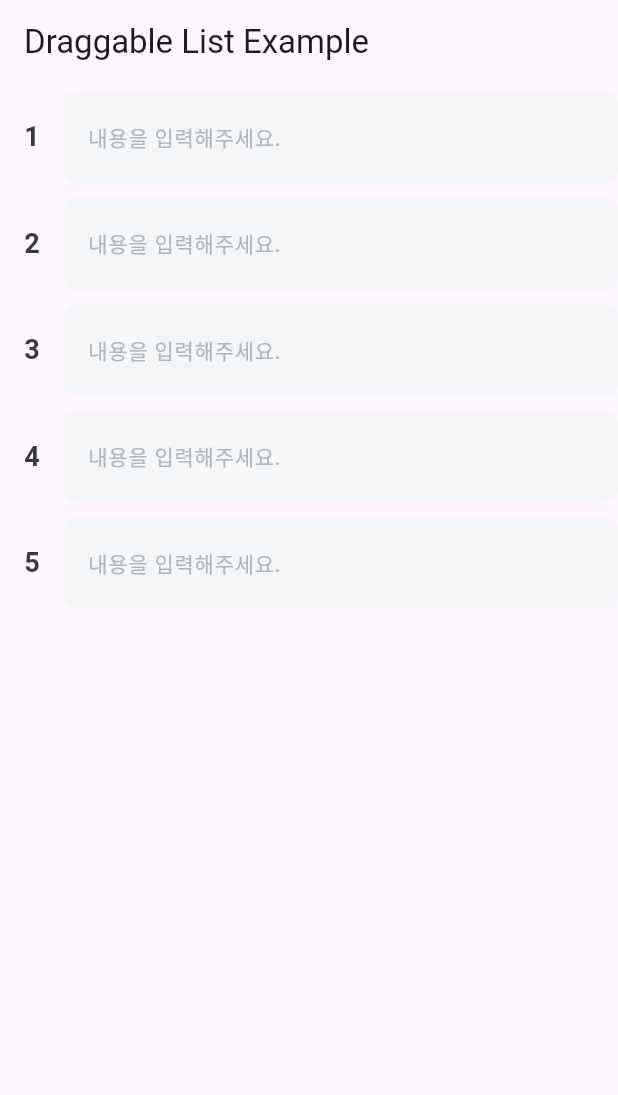
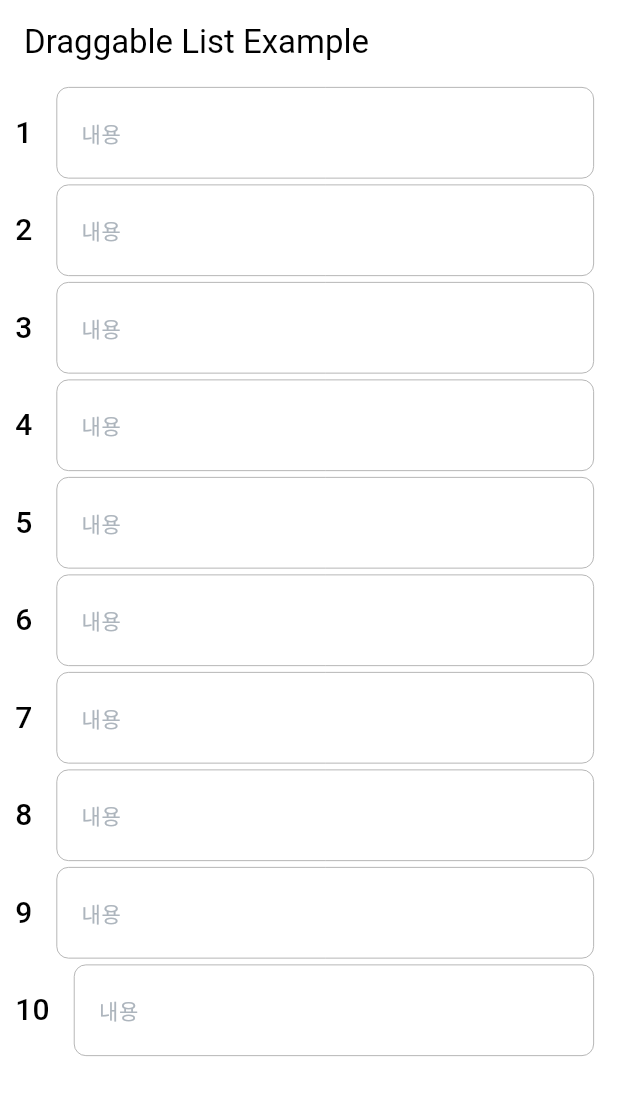
Before and after one commit to irismake/draggable_list, a Flutter app: the screen it shows after launch, on a phone screen of 412 x 824 dp. Shown: the top 1095 px of the screen. Run offline on Flutter 3.47's test engine with Material 3 defaults, Android fonts, the phone set to English and light mode, and no system bars; our stand-ins replace get; Roboto replaces fonts that are missing (Pretendard).

Commit message:
feat : Added list customization function

```diff
--- a/example/lib/main.dart
+++ b/example/lib/main.dart
@@ -1,3 +1,4 @@
+import 'package:draggable_list/state/draggable_list_style.dart';
 import 'package:flutter/material.dart';
 import 'package:draggable_list/draggable_list.dart';
 
@@ -11,6 +12,14 @@ class MyApp extends StatelessWidget {
   @override
   Widget build(BuildContext context) {
     return MaterialApp(
+      theme: ThemeData(
+        scaffoldBackgroundColor: Colors.white,
+        appBarTheme: const AppBarTheme(
+          foregroundColor: Colors.black,
+          backgroundColor: Colors.white,
+          elevation: 0,
+        ),
+      ),
       home: Scaffold(
         appBar: AppBar(title: const Text('Draggable List Example')),
         body: MyDraggableList(),
@@ -28,7 +37,46 @@ class _MyDraggableListState extends State<MyDraggableList> {
   @override
   Widget build(BuildContext context) {
     return DraggableListView(
-      listNum: 5,
+      listNum: 10,
+      style: DraggableListStyle(
+        backgroundColor: Colors.white,
+        borderRadius: BorderRadius.circular(8.0),
+        border: Border.all(
+          color: Colors.grey,
+          width: 0.5,
+          style: BorderStyle.solid,
+        ),
+        contentTextStyle: const TextStyle(
+          decorationThickness: 0,
+          color: Colors.black,
+          fontSize: 14,
+          fontFamily: 'Pretendard',
+          fontWeight: FontWeight.w500,
+          height: 1.43,
+        ),
+        hintTextStyle: const TextStyle(
+          decorationThickness: 0,
+          color: Color(0xffADB5BD),
+          fontSize: 14,
+          fontFamily: 'Pretendard',
+          fontWeight: FontWeight.w500,
+          height: 1.43,
+        ),
+        orderTextStyle: const TextStyle(
+          decorationThickness: 0,
+          color: Colors.black,
+          fontSize: 20,
+          fontFamily: 'Pretendard',
+          fontWeight: FontWeight.w500,
+          height: 1.43,
+        ),
+        hintText: '내용',
+        orderPadding: const EdgeInsets.only(left: 10.0),
+        listPadding:
+            const EdgeInsets.symmetric(vertical: 2.0, horizontal: 16.0),
+        textPadding:
+            const EdgeInsets.symmetric(vertical: 20.0, horizontal: 16.0),
+      ),
     );
   }
 }
--- a/lib/draggable_list.dart
+++ b/lib/draggable_list.dart
@@ -3,15 +3,18 @@ library reorderable_list;
 import 'package:flutter/material.dart';
 import 'package:get/get.dart';
 
+import 'state/draggable_list_style.dart';
 import 'state/list_controller.dart';
 import 'widgets/custom_list.dart';
 
 class DraggableListView extends StatefulWidget {
   final int listNum;
+  final DraggableListStyle style;
 
   const DraggableListView({
     Key? key,
     required this.listNum,
+    this.style = const DraggableListStyle(),
   }) : super(key: key);
 
   @override
@@ -39,6 +42,7 @@ class _DraggableListViewState extends State<DraggableListView> {
             key: ValueKey(index),
             textEditingController: controller.listTextControllers[index],
             index: index,
+            style: widget.style,
           );
         },
         onReorder: (oldIndex, newIndex) {
--- /dev/null
+++ b/lib/state/draggable_list_style.dart
@@ -0,0 +1,46 @@
+import 'package:flutter/material.dart';
+
+class DraggableListStyle {
+  final Color backgroundColor;
+  final BorderRadius? borderRadius;
+  final Border? border;
+  final TextStyle contentTextStyle;
+  final TextStyle hintTextStyle;
+  final TextStyle orderTextStyle;
+  final String hintText;
+  final EdgeInsets listPadding;
+  final EdgeInsets textPadding;
+  final EdgeInsets orderPadding;
+
+  const DraggableListStyle({
+    this.backgroundColor = Colors.white,
+    this.borderRadius,
+    this.border,
+    this.contentTextStyle = const TextStyle(
+      decorationThickness: 0,
+      color: Color(0xff495057),
+      fontSize: 14,
+      fontFamily: 'Pretendard',
+      fontWeight: FontWeight.w500,
+      height: 1.43,
+    ),
+    this.hintTextStyle = const TextStyle(
+      color: Color(0xffADB5BD),
+      fontSize: 14,
+      fontFamily: 'Pretendard',
+      fontWeight: FontWeight.w500,
+      height: 1.43,
+    ),
+    this.orderTextStyle = const TextStyle(
+      color: Colors.black,
+      fontSize: 18,
+      fontFamily: 'Pretendard',
+      fontWeight: FontWeight.w700,
+    ),
+    this.hintText = '내용을 입력해주세요',
+    this.listPadding = const EdgeInsets.symmetric(vertical: 2.0),
+    this.textPadding =
+        const EdgeInsets.symmetric(horizontal: 10.0, vertical: 20.0),
+    this.orderPadding = const EdgeInsets.all(16.0),
+  });
+}
--- a/lib/widgets/custom_list.dart
+++ b/lib/widgets/custom_list.dart
@@ -1,48 +1,109 @@
 import 'package:flutter/material.dart';
 
 import '../custom_drag_listener.dart';
-import 'list_widget.dart';
+import '../state/draggable_list_style.dart';
 
-class CustomList extends StatelessWidget {
+class CustomList extends StatefulWidget {
   final int index;
   final TextEditingController textEditingController;
+  final DraggableListStyle style;
 
   const CustomList({
     Key? key,
     required this.index,
     required this.textEditingController,
+    this.style = const DraggableListStyle(),
   }) : super(key: key);
+
+  @override
+  State<CustomList> createState() => _CustomListState();
+}
+
+class _CustomListState extends State<CustomList> {
+  late FocusNode _titleFocusNode;
+
+  @override
+  void initState() {
+    super.initState();
+
+    _titleFocusNode = FocusNode();
+
+    // String keyString = widget.key.toString();
+    // listKey = int.tryParse(keyString.replaceAll(RegExp(r'\D'), '')) ?? 0;
+  }
+
+  @override
+  void dispose() {
+    _titleFocusNode.dispose();
+    super.dispose();
+  }
 
   @override
   Widget build(BuildContext context) {
     return CustomDragListener(
-      key: Key('$index'),
+      key: Key('${widget.index}'),
       delay: const Duration(
         milliseconds: 150,
       ),
       parentContext: context,
-      index: index,
+      index: widget.index,
       child: Row(
         children: [
           Padding(
-            padding: EdgeInsets.symmetric(horizontal: 16.0, vertical: 16.0),
+            padding: widget.style.orderPadding,
             child: Text(
-              '${index + 1}',
-              style: TextStyle(
-                color: Color(0xFF343a40),
-                fontSize: 18,
-                fontFamily: 'Pretendard',
-                fontWeight: FontWeight.w700,
-              ),
+              '${widget.index + 1}',
+              style: widget.style.orderTextStyle,
             ),
           ),
           Flexible(
-            child: ListWidget(
-              key: ValueKey('$index'),
-              textEditingController: textEditingController,
-              onDelete: (listKey) {
-                // _removeItem(itemKey);
-              },
+            child: Padding(
+              padding: widget.style.listPadding,
+              child: Container(
+                decoration: BoxDecoration(
+                  border: widget.style.border,
+                  color: widget.style.backgroundColor,
+                  borderRadius: widget.style.borderRadius,
+                ),
+                child: Row(
+                  mainAxisAlignment: MainAxisAlignment.spaceBetween,
+                  crossAxisAlignment: CrossAxisAlignment.start,
+                  children: [
+                    Expanded(
+                      child: TextFormField(
+                        focusNode: _titleFocusNode,
+                        keyboardType: TextInputType.multiline,
+                        controller: widget.textEditingController,
+                        textAlignVertical: TextAlignVertical.top,
+                        textInputAction: TextInputAction.newline,
+                        maxLines: null,
+                        style: widget.style.contentTextStyle,
+                        decoration: InputDecoration(
+                          hintText: widget.style.hintText,
+                          hintStyle: widget.style.hintTextStyle,
+                          isDense: true,
+                          contentPadding: widget.style.textPadding,
+                          border: InputBorder.none,
+                        ),
+                      ),
+                    ),
+                    // InkWell(
+                    //   onTap: () {
+                    //     FocusScope.of(context).unfocus();
+                    //     widget.onDelete(listKey);
+                    //   },
+                    //   child: Padding(
+                    //     padding: EdgeInsets.symmetric(vertical: 20.0),
+                    //     child: Image.asset(
+                    //       'assets/icons/icon_delete_fill.png',
+                    //       width: 20.0,
+                    //       color: Color(0xFF343a40),
+                    //     ),
+                    //   ),
+                    // ),
+                  ],
+                ),
+              ),
             ),
           ),
         ],
--- a/lib/widgets/list_widget.dart
+++ /dev/null
@@ -1,109 +0,0 @@
-import 'package:flutter/material.dart';
-
-class ListWidget extends StatefulWidget {
-  final TextEditingController textEditingController;
-  final Function(int) onDelete;
-
-  const ListWidget({
-    Key? key,
-    required this.textEditingController,
-    required this.onDelete,
-  }) : super(key: key);
-
-  @override
-  State<ListWidget> createState() => _ListWidgetState();
-}
-
-class _ListWidgetState extends State<ListWidget> {
-  late FocusNode _titleFocusNode;
-
-  late int listKey;
-
-  @override
-  void initState() {
-    super.initState();
-
-    _titleFocusNode = FocusNode();
-
-    String keyString = widget.key.toString();
-    listKey = int.tryParse(keyString.replaceAll(RegExp(r'\D'), '')) ?? 0;
-  }
-
-  @override
-  void dispose() {
-    _titleFocusNode.dispose();
-
-    super.dispose();
-  }
-
-  @override
-  Widget build(BuildContext context) {
-    return Padding(
-      padding: EdgeInsets.symmetric(vertical: 5.0),
-      child: Container(
-        decoration: BoxDecoration(
-          color: Color(0xffF5F6F7),
-          borderRadius: BorderRadius.circular(8),
-        ),
-        child: Padding(
-          padding: EdgeInsets.symmetric(
-            horizontal: 16.0,
-          ),
-          child: Row(
-            mainAxisAlignment: MainAxisAlignment.spaceBetween,
-            crossAxisAlignment: CrossAxisAlignment.start,
-            children: [
-              Expanded(
-                child: TextFormField(
-                  focusNode: _titleFocusNode,
-                  keyboardType: TextInputType.multiline,
-                  controller: widget.textEditingController,
-                  textAlignVertical: TextAlignVertical.top,
-                  textInputAction: TextInputAction.newline,
-                  maxLines: null,
-                  style: TextStyle(
-                    decorationThickness: 0,
-                    color: Color(0xff495057),
-                    fontSize: 14,
-                    fontFamily: 'Pretendard',
-                    fontWeight: FontWeight.w500,
-                    height: 1.43,
-                  ),
-                  decoration: InputDecoration(
-                    hintText: '내용을 입력해주세요.',
-                    hintStyle: TextStyle(
-                      color: Color(0xffADB5BD),
-                      fontSize: 14,
-                      fontFamily: 'Pretendard',
-                      fontWeight: FontWeight.w500,
-                      height: 1.43,
-                    ),
-                    isDense: true,
-                    contentPadding: EdgeInsets.symmetric(
-                      vertical: 20.0,
-                    ),
-                    border: InputBorder.none,
-                  ),
-                ),
-              ),
-              // InkWell(
-              //   onTap: () {
-              //     FocusScope.of(context).unfocus();
-              //     widget.onDelete(listKey);
-              //   },
-              //   child: Padding(
-              //     padding: EdgeInsets.symmetric(vertical: 20.0),
-              //     child: Image.asset(
-              //       'assets/icons/icon_delete_fill.png',
-              //       width: 20.0,
-              //       color: Color(0xFF343a40),
-              //     ),
-              //   ),
-              // ),
-            ],
-          ),
-        ),
-      ),
-    );
-  }
-}
```
